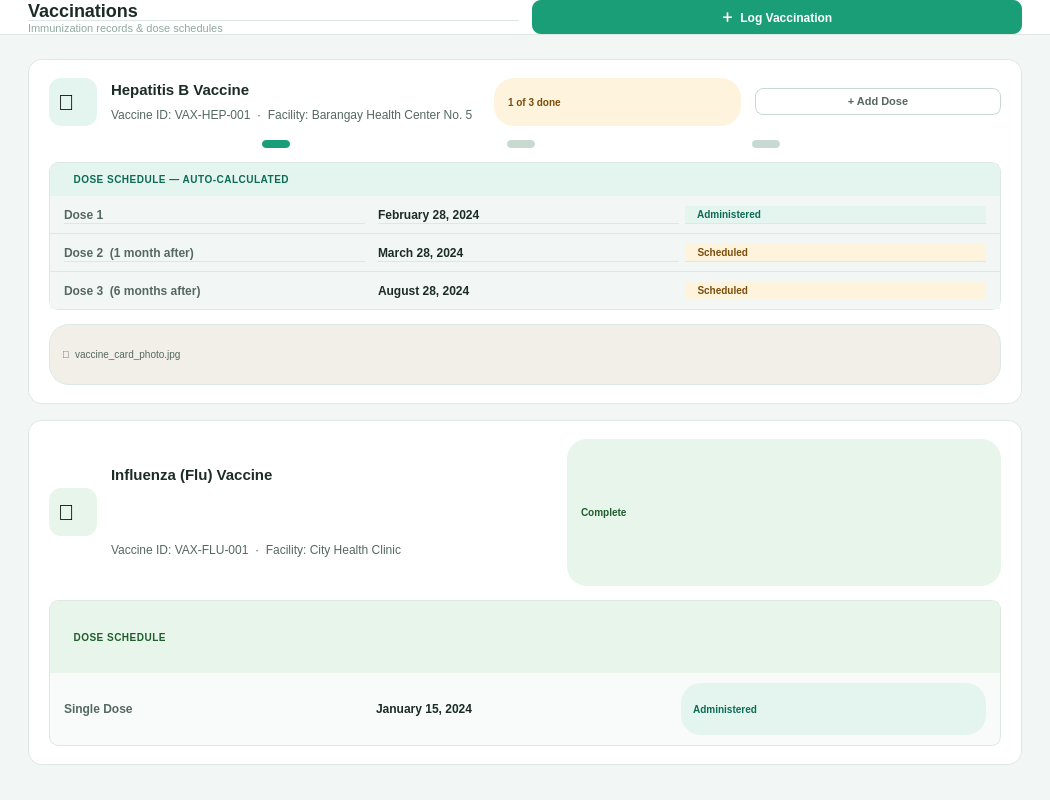
First picture: the form in src/ui/page_vaccinations.ui, repository shasheenahdeeneillelumasag/CCC151---Group-Project, before the edit.
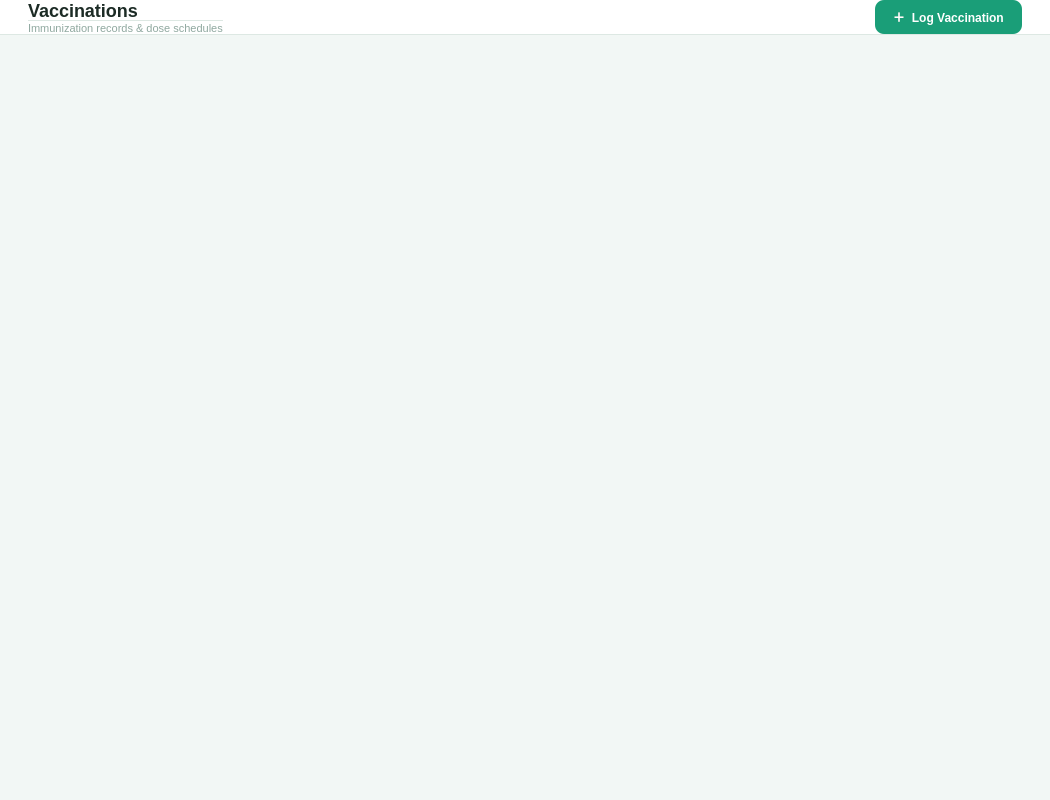
Second picture: the form after the edit.

Commit message: added vaccination page and cards for vaccination and visit record

Patch:
```diff
--- a/src/ui/page_vaccinations.ui
+++ b/src/ui/page_vaccinations.ui
@@ -13,15 +13,72 @@
    <!-- Topbar -->
    <item>
     <widget class="QFrame" name="topbar">
-     <property name="styleSheet"><string>QFrame { background: #FFFFFF; border-bottom: 1px solid #DDE8E3; }</string></property>
-     <property name="minimumHeight"><number>62</number></property><property name="maximumHeight"><number>62</number></property>
-     <layout class="QHBoxLayout"><property name="leftMargin"><number>28</number></property><property name="topMargin"><number>0</number></property><property name="rightMargin"><number>28</number></property><property name="bottomMargin"><number>0</number></property>
-      <item><layout class="QVBoxLayout"><property name="spacing"><number>1</number></property>
-       <item><widget class="QLabel"><property name="text"><string>Vaccinations</string></property><property name="styleSheet"><string>QLabel { font-size: 18px; font-weight: bold; color: #1C2B25; }</string></property></widget></item>
-       <item><widget class="QLabel"><property name="text"><string>Immunization records &amp; dose schedules</string></property><property name="styleSheet"><string>QLabel { font-size: 11px; color: #8FA89F; }</string></property></widget></item>
-      </layout></item>
-      <item><spacer><property name="orientation"><enum>Qt::Horizontal</enum></property></spacer></item>
-      <item><widget class="QPushButton" name="btnLogVax"><property name="text"><string>＋  Log Vaccination</string></property><property name="styleSheet"><string>QPushButton { background: #1A9E78; color: #FFF; font-size: 12px; font-weight: 600; border: none; border-radius: 9px; padding: 8px 18px; } QPushButton:hover { background: #0D6B52; }</string></property></widget></item>
+     <property name="styleSheet">
+      <string>QFrame { background: #FFFFFF; border-bottom: 1px solid #DDE8E3; }</string>
+     </property>
+     <layout class="QHBoxLayout">
+      <property name="leftMargin">
+       <number>28</number>
+      </property>
+      <property name="topMargin">
+       <number>0</number>
+      </property>
+      <property name="rightMargin">
+       <number>28</number>
+      </property>
+      <property name="bottomMargin">
+       <number>0</number>
+      </property>
+      <item>
+       <layout class="QVBoxLayout">
+        <property name="spacing">
+         <number>1</number>
+        </property>
+        <item>
+         <widget class="QLabel" name="label">
+          <property name="styleSheet">
+           <string>QLabel { font-size: 18px; font-weight: bold; color: #1C2B25; }</string>
+          </property>
+          <property name="text">
+           <string>Vaccinations</string>
+          </property>
+         </widget>
+        </item>
+        <item>
+         <widget class="QLabel" name="label">
+          <property name="styleSheet">
+           <string>QLabel { font-size: 11px; color: #8FA89F; }</string>
+          </property>
+          <property name="text">
+           <string>Immunization records &amp; dose schedules</string>
+          </property>
+         </widget>
+        </item>
+       </layout>
+      </item>
+      <item>
+       <spacer>
+        <property name="orientation">
+         <enum>Qt::Horizontal</enum>
+        </property>
+        <property name="sizeHint" stdset="0">
+         <size>
+          <width>0</width>
+          <height>0</height>
+         </size>
+        </property>
+       </spacer>
+      </item>
+      <item>
+       <widget class="QPushButton" name="btnLogVax">
+        <property name="styleSheet">
+         <string>QPushButton { background: #1A9E78; color: #FFF; font-size: 12px; font-weight: 600; border: none; border-radius: 9px; padding: 8px 18px; } QPushButton:hover { background: #0D6B52; }</string>
+        </property>
+        <property name="text">
+         <string>＋  Log Vaccination</string>
+        </property>
+       </widget>
+      </item>
      </layout>
     </widget>
    </item>
@@ -32,131 +89,31 @@
      <property name="frameShape"><enum>QFrame::NoFrame</enum></property>
      <property name="styleSheet"><string>QScrollArea { background: #F2F7F5; border: none; }</string></property>
      <widget class="QWidget" name="scrollContent">
+      <property name="geometry">
+       <rect>
+        <x>0</x>
+        <y>0</y>
+        <width>1050</width>
+        <height>738</height>
+       </rect>
+      </property>
       <layout class="QVBoxLayout">
        <property name="spacing"><number>16</number></property>
        <property name="leftMargin"><number>28</number></property><property name="topMargin"><number>24</number></property><property name="rightMargin"><number>28</number></property><property name="bottomMargin"><number>28</number></property>
 
-       <!-- Vaccine Card 1: Hepatitis B -->
-       <item>
-        <widget class="QFrame" name="vaxCard1">
-         <property name="styleSheet"><string>QFrame#vaxCard1 { background: #FFFFFF; border: 1px solid #DDE8E3; border-radius: 14px; }</string></property>
-         <layout class="QVBoxLayout"><property name="leftMargin"><number>20</number></property><property name="topMargin"><number>18</number></property><property name="rightMargin"><number>20</number></property><property name="bottomMargin"><number>18</number></property><property name="spacing"><number>14</number></property>
-
-          <!-- Header -->
-          <item>
-           <layout class="QHBoxLayout"><property name="spacing"><number>14</number></property>
-            <item><widget class="QLabel" name="vax1Ico"><property name="text"><string>💉</string></property><property name="minimumSize"><size><width>48</width><height>48</height></size></property><property name="maximumSize"><size><width>48</width><height>48</height></size></property><property name="styleSheet"><string>QLabel { background: #E3F5EE; border-radius: 12px; font-size: 22px; padding: 4px; }</string></property></widget></item>
-            <item>
-             <layout class="QVBoxLayout"><property name="spacing"><number>3</number></property>
-              <item><widget class="QLabel"><property name="text"><string>Hepatitis B Vaccine</string></property><property name="styleSheet"><string>QLabel { font-size: 15px; font-weight: bold; color: #1C2B25; }</string></property></widget></item>
-              <item><widget class="QLabel"><property name="text"><string>Vaccine ID: VAX-HEP-001  ·  Facility: Barangay Health Center No. 5</string></property><property name="styleSheet"><string>QLabel { font-size: 12px; color: #546860; }</string></property></widget></item>
-             </layout>
-            </item>
-            <item><spacer><property name="orientation"><enum>Qt::Horizontal</enum></property></spacer></item>
-            <item><widget class="QLabel"><property name="text"><string>1 of 3 done</string></property><property name="styleSheet"><string>QLabel { background: #FEF3DC; color: #7A4D0A; font-size: 10px; font-weight: bold; border-radius: 20px; padding: 3px 11px; }</string></property></widget></item>
-            <item><widget class="QPushButton" name="btnAddDose1"><property name="text"><string>+ Add Dose</string></property><property name="styleSheet"><string>QPushButton { background: transparent; color: #546860; font-size: 11px; font-weight: 600; border: 1px solid #C8D9D2; border-radius: 8px; padding: 6px 14px; } QPushButton:hover { background: #E3F5EE; }</string></property></widget></item>
-           </layout>
-          </item>
-
-          <!-- Progress pips -->
-          <item>
-           <layout class="QHBoxLayout"><property name="spacing"><number>4</number></property>
-            <item><widget class="QFrame"><property name="minimumSize"><size><width>28</width><height>8</height></size></property><property name="maximumSize"><size><width>28</width><height>8</height></size></property><property name="styleSheet"><string>QFrame { background: #1A9E78; border-radius: 4px; }</string></property></widget></item>
-            <item><widget class="QFrame"><property name="minimumSize"><size><width>28</width><height>8</height></size></property><property name="maximumSize"><size><width>28</width><height>8</height></size></property><property name="styleSheet"><string>QFrame { background: #C8D9D2; border-radius: 4px; }</string></property></widget></item>
-            <item><widget class="QFrame"><property name="minimumSize"><size><width>28</width><height>8</height></size></property><property name="maximumSize"><size><width>28</width><height>8</height></size></property><property name="styleSheet"><string>QFrame { background: #C8D9D2; border-radius: 4px; }</string></property></widget></item>
-            <item><spacer><property name="orientation"><enum>Qt::Horizontal</enum></property></spacer></item>
-           </layout>
-          </item>
-
-          <!-- Dose Schedule Table -->
-          <item>
-           <widget class="QFrame" name="doseSchedule1">
-            <property name="styleSheet"><string>QFrame#doseSchedule1 { background: #F8FBFA; border: 1px solid #DDE8E3; border-radius: 9px; }</string></property>
-            <layout class="QVBoxLayout"><property name="spacing"><number>0</number></property><property name="leftMargin"><number>0</number></property><property name="topMargin"><number>0</number></property><property name="rightMargin"><number>0</number></property><property name="bottomMargin"><number>0</number></property>
-             <item><widget class="QLabel" name="dsHead1"><property name="text"><string>  DOSE SCHEDULE — AUTO-CALCULATED</string></property><property name="styleSheet"><string>QLabel { background: #E3F5EE; color: #0D6B52; font-size: 10px; font-weight: bold; letter-spacing: 0.5px; padding: 10px 14px; border-top-left-radius: 9px; border-top-right-radius: 9px; }</string></property></widget></item>
-             <!-- Dose rows -->
-             <item>
-              <widget class="QFrame" name="ds1row1">
-               <property name="styleSheet"><string>QFrame { border-bottom: 1px solid #DDE8E3; }</string></property>
-               <layout class="QHBoxLayout"><property name="leftMargin"><number>14</number></property><property name="topMargin"><number>10</number></property><property name="rightMargin"><number>14</number></property><property name="bottomMargin"><number>10</number></property>
-                <item><widget class="QLabel"><property name="text"><string>Dose 1</string></property><property name="styleSheet"><string>QLabel { font-size: 12px; color: #546860; font-weight: 500; }</string></property></widget></item>
-                <item><spacer><property name="orientation"><enum>Qt::Horizontal</enum></property></spacer></item>
-                <item><widget class="QLabel"><property name="text"><string>February 28, 2024</string></property><property name="styleSheet"><string>QLabel { font-size: 12px; font-weight: bold; color: #1C2B25; }</string></property></widget></item>
-                <item><widget class="QLabel"><property name="text"><string>  Administered  </string></property><property name="styleSheet"><string>QLabel { background: #E3F5EE; color: #0D6B52; font-size: 10px; font-weight: bold; border-radius: 20px; padding: 2px 4px; }</string></property></widget></item>
-               </layout>
-              </widget>
-             </item>
-             <item>
-              <widget class="QFrame" name="ds1row2">
-               <property name="styleSheet"><string>QFrame { border-bottom: 1px solid #DDE8E3; }</string></property>
-               <layout class="QHBoxLayout"><property name="leftMargin"><number>14</number></property><property name="topMargin"><number>10</number></property><property name="rightMargin"><number>14</number></property><property name="bottomMargin"><number>10</number></property>
-                <item><widget class="QLabel"><property name="text"><string>Dose 2  (1 month after)</string></property><property name="styleSheet"><string>QLabel { font-size: 12px; color: #546860; font-weight: 500; }</string></property></widget></item>
-                <item><spacer><property name="orientation"><enum>Qt::Horizontal</enum></property></spacer></item>
-                <item><widget class="QLabel"><property name="text"><string>March 28, 2024</string></property><property name="styleSheet"><string>QLabel { font-size: 12px; font-weight: bold; color: #1C2B25; }</string></property></widget></item>
-                <item><widget class="QLabel"><property name="text"><string>  Scheduled  </string></property><property name="styleSheet"><string>QLabel { background: #FEF3DC; color: #7A4D0A; font-size: 10px; font-weight: bold; border-radius: 20px; padding: 2px 4px; }</string></property></widget></item>
-               </layout>
-              </widget>
-             </item>
-             <item>
-              <widget class="QFrame" name="ds1row3">
-               <layout class="QHBoxLayout"><property name="leftMargin"><number>14</number></property><property name="topMargin"><number>10</number></property><property name="rightMargin"><number>14</number></property><property name="bottomMargin"><number>10</number></property>
-                <item><widget class="QLabel"><property name="text"><string>Dose 3  (6 months after)</string></property><property name="styleSheet"><string>QLabel { font-size: 12px; color: #546860; font-weight: 500; }</string></property></widget></item>
-                <item><spacer><property name="orientation"><enum>Qt::Horizontal</enum></property></spacer></item>
-                <item><widget class="QLabel"><property name="text"><string>August 28, 2024</string></property><property name="styleSheet"><string>QLabel { font-size: 12px; font-weight: bold; color: #1C2B25; }</string></property></widget></item>
-                <item><widget class="QLabel"><property name="text"><string>  Scheduled  </string></property><property name="styleSheet"><string>QLabel { background: #FEF3DC; color: #7A4D0A; font-size: 10px; font-weight: bold; border-radius: 20px; padding: 2px 4px; }</string></property></widget></item>
-               </layout>
-              </widget>
-             </item>
-            </layout>
-           </widget>
-          </item>
-
-          <!-- Doc attachment -->
-          <item><widget class="QLabel"><property name="text"><string>📎  vaccine_card_photo.jpg</string></property><property name="styleSheet"><string>QLabel { background: #F1EFE8; border: 1px solid #DDE8E3; border-radius: 20px; font-size: 10px; color: #546860; padding: 3px 10px; }</string></property><property name="maximumWidth"><number>200</number></property></widget></item>
-
-         </layout>
-        </widget>
+         <item>
+        <spacer>
+         <property name="orientation">
+          <enum>Qt::Vertical</enum>
+         </property>
+         <property name="sizeHint" stdset="0">
+          <size>
+           <width>0</width>
+           <height>0</height>
+          </size>
+         </property>
+        </spacer>
        </item>
-
-       <!-- Vaccine Card 2: Influenza -->
-       <item>
-        <widget class="QFrame" name="vaxCard2">
-         <property name="styleSheet"><string>QFrame#vaxCard2 { background: #FFFFFF; border: 1px solid #DDE8E3; border-radius: 14px; }</string></property>
-         <layout class="QVBoxLayout"><property name="leftMargin"><number>20</number></property><property name="topMargin"><number>18</number></property><property name="rightMargin"><number>20</number></property><property name="bottomMargin"><number>18</number></property><property name="spacing"><number>14</number></property>
-          <item>
-           <layout class="QHBoxLayout"><property name="spacing"><number>14</number></property>
-            <item><widget class="QLabel"><property name="text"><string>💉</string></property><property name="minimumSize"><size><width>48</width><height>48</height></size></property><property name="maximumSize"><size><width>48</width><height>48</height></size></property><property name="styleSheet"><string>QLabel { background: #E8F5EB; border-radius: 12px; font-size: 22px; padding: 4px; }</string></property></widget></item>
-            <item>
-             <layout class="QVBoxLayout"><property name="spacing"><number>3</number></property>
-              <item><widget class="QLabel"><property name="text"><string>Influenza (Flu) Vaccine</string></property><property name="styleSheet"><string>QLabel { font-size: 15px; font-weight: bold; color: #1C2B25; }</string></property></widget></item>
-              <item><widget class="QLabel"><property name="text"><string>Vaccine ID: VAX-FLU-001  ·  Facility: City Health Clinic</string></property><property name="styleSheet"><string>QLabel { font-size: 12px; color: #546860; }</string></property></widget></item>
-             </layout>
-            </item>
-            <item><spacer><property name="orientation"><enum>Qt::Horizontal</enum></property></spacer></item>
-            <item><widget class="QLabel"><property name="text"><string>Complete</string></property><property name="styleSheet"><string>QLabel { background: #E8F5EB; color: #1F5C2E; font-size: 10px; font-weight: bold; border-radius: 20px; padding: 3px 11px; }</string></property></widget></item>
-           </layout>
-          </item>
-          <item>
-           <widget class="QFrame" name="doseSchedule2">
-            <property name="styleSheet"><string>QFrame#doseSchedule2 { background: #F8FBFA; border: 1px solid #DDE8E3; border-radius: 9px; }</string></property>
-            <layout class="QVBoxLayout"><property name="spacing"><number>0</number></property><property name="leftMargin"><number>0</number></property><property name="topMargin"><number>0</number></property><property name="rightMargin"><number>0</number></property><property name="bottomMargin"><number>0</number></property>
-             <item><widget class="QLabel"><property name="text"><string>  DOSE SCHEDULE</string></property><property name="styleSheet"><string>QLabel { background: #E8F5EB; color: #1F5C2E; font-size: 10px; font-weight: bold; letter-spacing: 0.5px; padding: 10px 14px; border-top-left-radius: 9px; border-top-right-radius: 9px; }</string></property></widget></item>
-             <item>
-              <layout class="QHBoxLayout"><property name="leftMargin"><number>14</number></property><property name="topMargin"><number>10</number></property><property name="rightMargin"><number>14</number></property><property name="bottomMargin"><number>10</number></property>
-               <item><widget class="QLabel"><property name="text"><string>Single Dose</string></property><property name="styleSheet"><string>QLabel { font-size: 12px; color: #546860; font-weight: 500; }</string></property></widget></item>
-               <item><spacer><property name="orientation"><enum>Qt::Horizontal</enum></property></spacer></item>
-               <item><widget class="QLabel"><property name="text"><string>January 15, 2024</string></property><property name="styleSheet"><string>QLabel { font-size: 12px; font-weight: bold; color: #1C2B25; }</string></property></widget></item>
-               <item><widget class="QLabel"><property name="text"><string>  Administered  </string></property><property name="styleSheet"><string>QLabel { background: #E3F5EE; color: #0D6B52; font-size: 10px; font-weight: bold; border-radius: 20px; padding: 2px 4px; }</string></property></widget></item>
-              </layout>
-             </item>
-            </layout>
-           </widget>
-          </item>
-         </layout>
-        </widget>
-       </item>
-
-       <item><spacer><property name="orientation"><enum>Qt::Vertical</enum></property></spacer></item>
       </layout>
      </widget>
     </widget>
```
Left out of the diff: 63 changed lines with no effect on the pictures. The commit also changes 28 other files.
